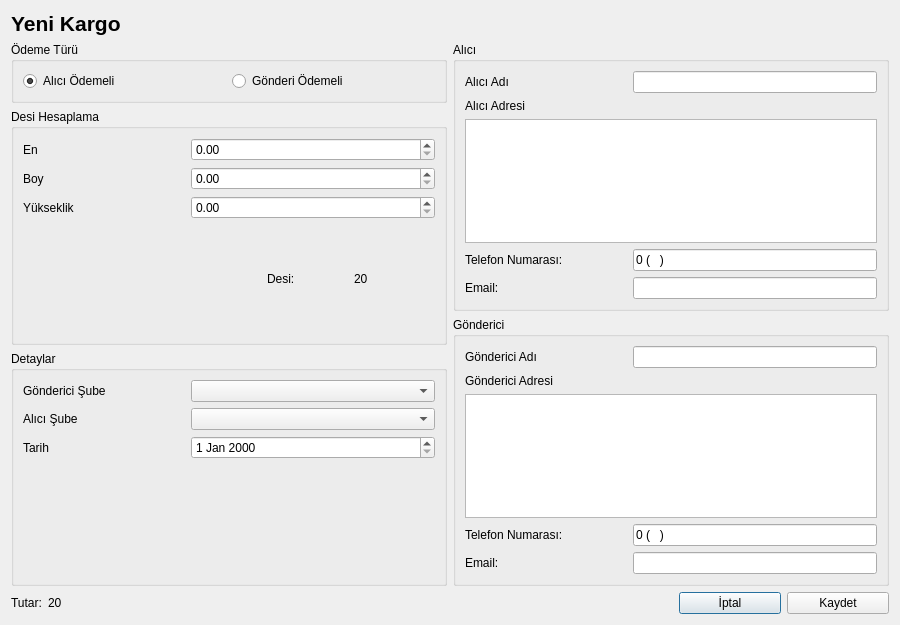
First picture: the form in UI/VeriFormlari/krgyenikargoekle.ui, repository Alder-Team/KargoOtomasyonu, before the edit.
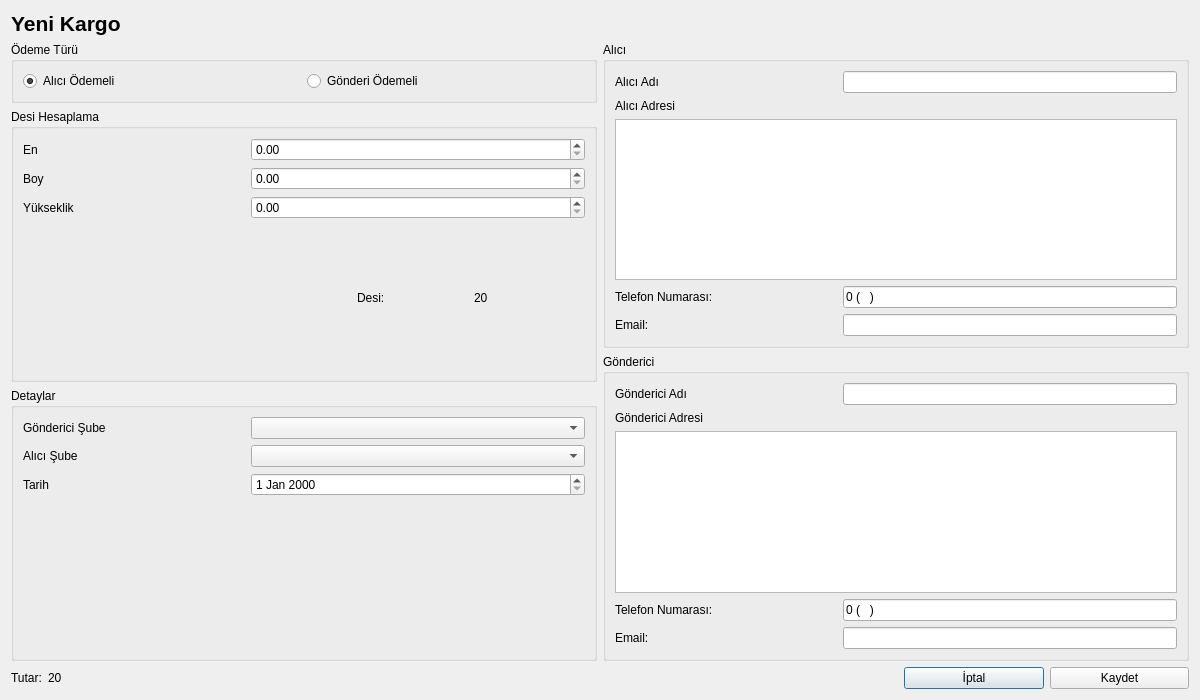
Second picture: the form after the edit.

Diff of the .ui file:
```diff
--- a/UI/VeriFormlari/krgyenikargoekle.ui
+++ b/UI/VeriFormlari/krgyenikargoekle.ui
@@ -6,8 +6,8 @@
    <rect>
     <x>0</x>
     <y>0</y>
-    <width>900</width>
-    <height>625</height>
+    <width>1200</width>
+    <height>700</height>
    </rect>
   </property>
   <property name="windowTitle">
```
